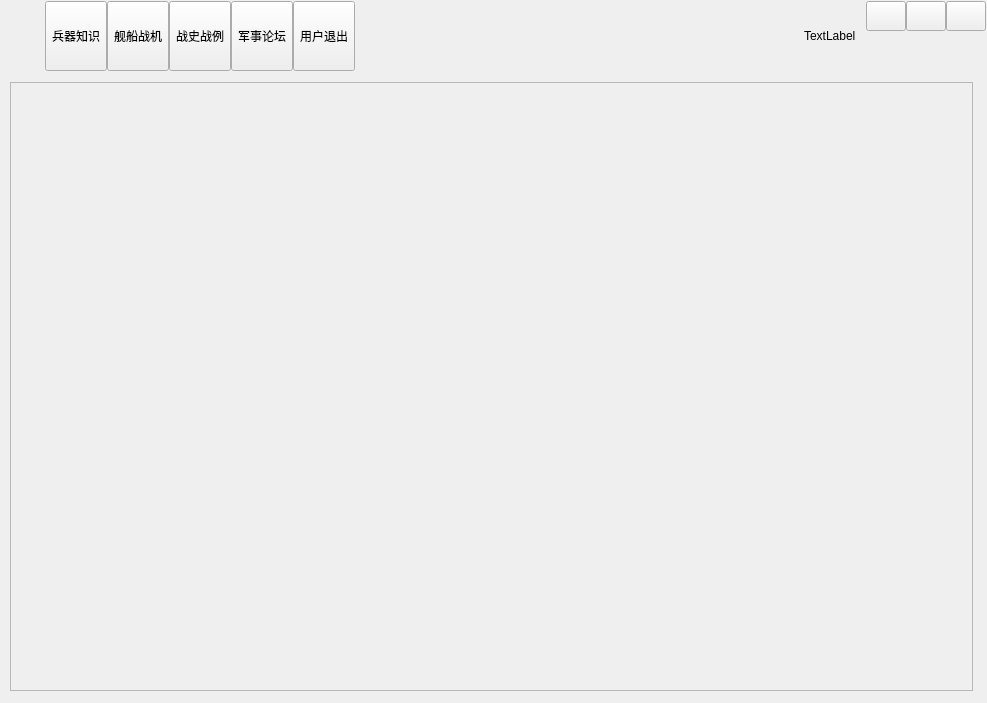
Before: the Qt Designer form uidemo08/uidemo08.ui in qt2013/QtProgram, drawn with Qt 5.
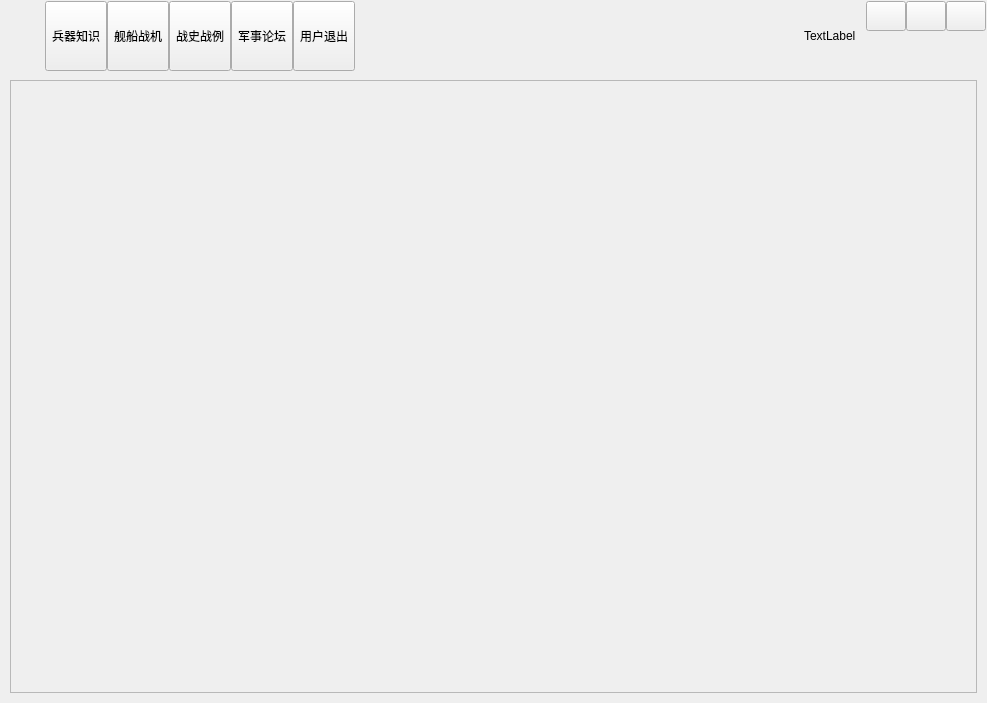
After: the same form once the commit is applied. Icons and pictures are not drawn.

```diff
--- a/uidemo08/uidemo08.ui
+++ b/uidemo08/uidemo08.ui
@@ -435,8 +435,8 @@
         <widget class="QFrame" name="frame_3">
          <property name="maximumSize">
           <size>
-           <width>963</width>
-           <height>609</height>
+           <width>16777215</width>
+           <height>16777215</height>
           </size>
          </property>
          <property name="frameShape">
```
